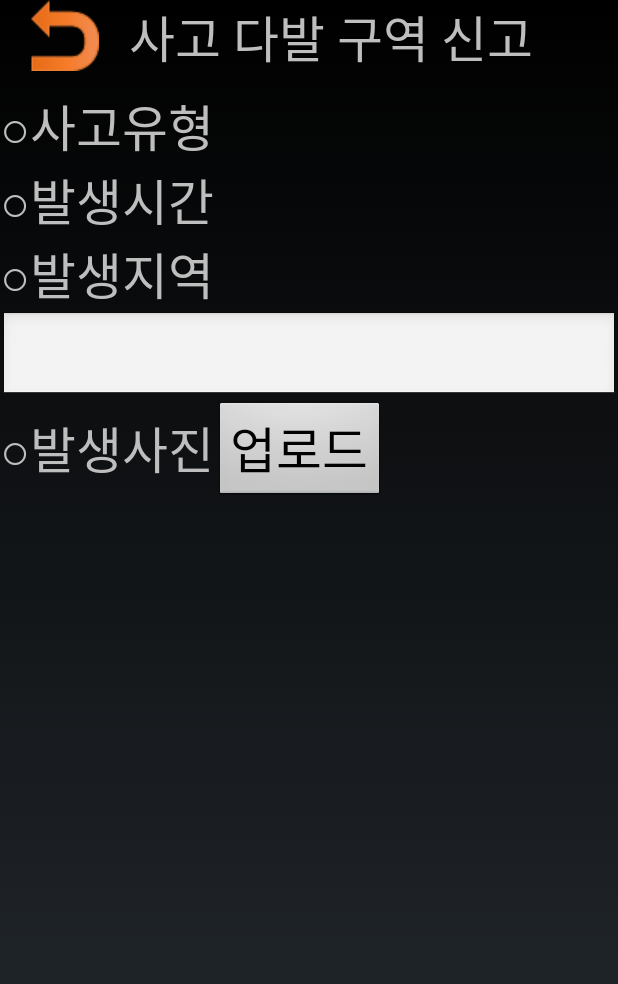
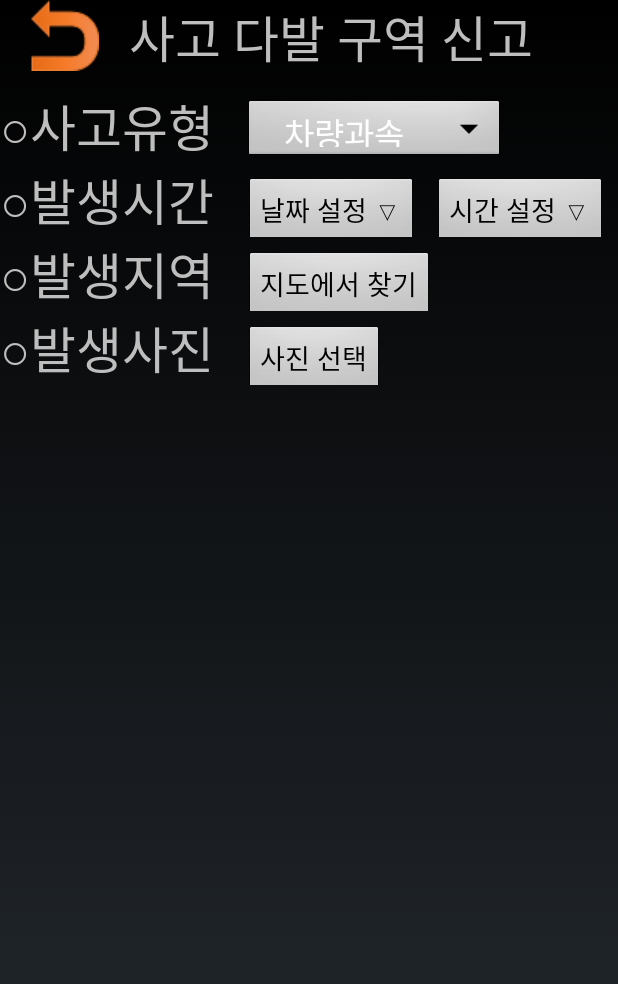
Before and after one commit to SafePatrol/SafePatrol, an Android app: the Report screen opened directly, with no data from a screen before it, on a phone screen of 412 x 824 dp. Shown: the top 984 px of the screen. Run offline under Robolectric (Android 15) with nearby library versions, the phone set to English and light mode, and no system bars.

```diff
--- a/app/src/main/AndroidManifest.xml
+++ b/app/src/main/AndroidManifest.xml
@@ -23,6 +23,8 @@
             </intent-filter>
         </activity>
         <activity android:name=".MainActivity"/>
+        <!-- SeonWooHan 백그라운드 관련 service 설정 -->
+        <service android:name=".BackGroundService"/>
         <!-- SeonWooHan 버튼 이벤트용 Activity 설정 -->
         <activity android:name=".SettingActivity"/>
         <activity android:name=".Report"/>
--- a/app/src/main/java/com/hanict/safepatrol/MainActivity.java
+++ b/app/src/main/java/com/hanict/safepatrol/MainActivity.java
@@ -72,6 +72,12 @@ public class MainActivity extends Activity implements OnMapReadyCallback { //NoT
             }
         });
         //2017년 SeonWooHan 수정 종료 지점
+
+        /*
+            2017년 SeonWooHan 2017년 07월 18일 부분 수정 - 백그라운드 소스 관련 코드 (아직 사용안함)
+            startService(new Intent(MainActivity.this, BackGroundService.class)); // 백그라운드 서비스 시작
+            stopService(new Intent(MainActivity.this, BackGroundService.class)); // 백그라운드 서비스 종료
+         */
 
         FragmentManager fragmentManager = getFragmentManager();
         MapFragment mapFragment = (MapFragment) fragmentManager
--- a/app/src/main/java/com/hanict/safepatrol/Report.java
+++ b/app/src/main/java/com/hanict/safepatrol/Report.java
@@ -2,16 +2,94 @@ package com.hanict.safepatrol;
 
 import android.app.Activity;
 import android.os.Bundle;
+import android.view.View;
+import android.widget.ArrayAdapter;
+import android.widget.Button;
+import android.widget.DatePicker;
+import android.widget.ImageButton;
+import android.widget.Spinner;
+import android.widget.TimePicker;
 
 /**
  * Created by suh15 on 2017-07-03.
  */
 
 public class Report extends Activity {
+    private boolean SetDateButton = false;
+    private boolean SetTimeButton = false;
+    private String[] ReportList = {"차량과속", "신호위반", "보행자사고", "기타", "기타", "기타"};
     @Override
     protected void onCreate(Bundle savedInstanceState) {
         super.onCreate(savedInstanceState);
         setContentView(R.layout.activity_report);
+
+        // 뒤로 가는 이미지 버튼 클릭시 해당 레이아웃을 종료 이벤트 설정
+        ImageButton ReportReverseButton = (ImageButton)findViewById(R.id.report_reverse_button);
+        ReportReverseButton.setOnClickListener(new View.OnClickListener() {
+            @Override
+            public void onClick(View v) {
+                finish();
+            }
+        });
+
+        // 사고 유형 Spinner 설정
+        Spinner ReportSpinner = (Spinner) findViewById (R.id.report_spinner);   //xml에 선언한 스피너를 id값으로 불러옴
+        ArrayAdapter<String> list;  //문자열 어댑터 선언
+        list = new ArrayAdapter(this, android.R.layout.simple_list_item_1, ReportList); //어댑터 객체를 생성하고 보여질 아이템 리소스와 문자열 지정
+        ReportSpinner.setAdapter(list); //스피너에 adapter 연결
+
+        //발생 날짜 설정 버튼 이벤트 설정
+        Button ReportDateButton = (Button)findViewById(R.id.report_Date_button);
+        ReportDateButton.setOnClickListener(new View.OnClickListener() {
+            @Override
+            public void onClick(View v) {
+                Button ReportDateButton = (Button)findViewById(R.id.report_Date_button);
+                Button ReportTimeButton = (Button)findViewById(R.id.report_time_button);
+                DatePicker ReportDatepicker = (DatePicker)findViewById(R.id.report_datePicker);
+                TimePicker ReportTimepicker = (TimePicker)findViewById(R.id.report_timePicker);
+                if(SetDateButton==false) {
+                    ReportDateButton.setText("날짜 설정 △");
+                    ReportTimeButton.setText("시간 설정 ▽");
+                    ReportDatepicker.setVisibility(View.VISIBLE);
+                    ReportTimepicker.setVisibility(View.GONE);
+                    SetDateButton = true;
+                    SetTimeButton = false;
+                } else {
+                    ReportDateButton.setText("날짜 설정 ▽");
+                    ReportDatepicker.setVisibility(View.GONE);
+                    SetDateButton = false;
+                }
+            }
+        });
+
+        // 발생 시간 설정 버튼 이벤트 설정
+        Button ReportTimeButton = (Button)findViewById(R.id.report_time_button);
+        ReportTimeButton.setOnClickListener(new View.OnClickListener() {
+            @Override
+            public void onClick(View v) {
+                Button ReportDateButton = (Button)findViewById(R.id.report_Date_button);
+                Button ReportTimeButton = (Button)findViewById(R.id.report_time_button);
+                DatePicker ReportDatepicker = (DatePicker)findViewById(R.id.report_datePicker);
+                TimePicker ReportTimepicker = (TimePicker)findViewById(R.id.report_timePicker);
+                if(SetTimeButton==false) {
+                    ReportTimeButton.setText("시간 설정 △");
+                    ReportDateButton.setText("날짜 설정 ▽");
+                    ReportTimepicker.setVisibility(View.VISIBLE);
+                    ReportDatepicker.setVisibility(View.GONE);
+                    SetTimeButton = true;
+                    SetDateButton = false;
+                } else {
+                    ReportTimeButton.setText("시간 설정 ▽");
+                    ReportTimepicker.setVisibility(View.GONE);
+                    SetTimeButton = false;
+                }
+            }
+        });
+
+        // 지도에서 찾기 버튼 이벤트(추가예정)
+
+        // 갤러리에서 이미지 불러오기(추가예정)
+
+
     }
-
 }
--- a/app/src/main/res/layout/activity_report.xml
+++ b/app/src/main/res/layout/activity_report.xml
@@ -19,6 +19,7 @@
             android:layout_height="wrap_content"
             android:orientation="horizontal">
             <ImageButton
+                android:id="@+id/report_reverse_button"
                 android:layout_marginLeft="20dp"
                 android:layout_width="wrap_content"
                 android:layout_height="wrap_content"
@@ -36,16 +37,22 @@
             android:layout_height="wrap_content"
             android:layout_marginTop="10dp"
             android:orientation="horizontal">
+
             <TextView
                 android:layout_width="wrap_content"
                 android:layout_height="wrap_content"
                 android:text="○"
-                android:textSize="15pt"/>
+                android:textSize="15pt" />
             <TextView
                 android:layout_width="wrap_content"
                 android:layout_height="wrap_content"
                 android:text="사고유형"
-                android:textSize="15pt"/>
+                android:textSize="15pt" />
+            <Spinner
+                android:id="@+id/report_spinner"
+                android:layout_width="wrap_content"
+                android:layout_marginLeft="20dp"
+                android:layout_height="20pt" />
             <!-- 스크롤 이벤트 레이아웃 추가 -->
         </LinearLayout>
         <!-- 발생시간 레이아웃 -->
@@ -63,6 +70,37 @@
                 android:layout_height="wrap_content"
                 android:text="발생시간"
                 android:textSize="15pt"/>
+            <Button
+                android:id="@+id/report_Date_button"
+                android:layout_width="wrap_content"
+                android:layout_height="wrap_content"
+                android:layout_marginLeft="20dp"
+                android:text="날짜 설정 ▽"
+                android:textSize="8pt"/>
+            <Button
+                android:id="@+id/report_time_button"
+                android:layout_width="wrap_content"
+                android:layout_height="wrap_content"
+                android:layout_marginLeft="10dp"
+                android:text="시간 설정 ▽"
+                android:textSize="8pt"/>
+        </LinearLayout>
+        <LinearLayout
+            android:layout_width="wrap_content"
+            android:layout_height="wrap_content"
+            android:orientation="vertical">
+            <!-- 날짜 설정 위젯 숨겨 있음 -->
+            <DatePicker
+                android:id="@+id/report_datePicker"
+                android:layout_width="match_parent"
+                android:layout_height="wrap_content"
+                android:visibility="gone"/>
+            <!-- 시간 설정 위젯 숨겨 있음 -->
+            <TimePicker
+                android:id="@+id/report_timePicker"
+                android:layout_width="match_parent"
+                android:layout_height="wrap_content"
+                android:visibility="gone"/>
             <!-- 스크롤 이벤트 레이아웃 추가 -->
         </LinearLayout>
         <!-- 발생지역 레이아웃 -->
@@ -80,17 +118,13 @@
                 android:layout_height="wrap_content"
                 android:text="발생지역"
                 android:textSize="15pt"/>
+            <Button
+                android:layout_width="wrap_content"
+                android:layout_height="wrap_content"
+                android:layout_marginLeft="20dp"
+                android:text="지도에서 찾기"
+                android:textSize="8pt"/>
             <!-- 스크롤 이벤트 레이아웃 추가 -->
-        </LinearLayout>
-        <!-- 발생지역 입력 레이아웃 -->
-        <LinearLayout
-            android:layout_width="match_parent"
-            android:layout_height="wrap_content"
-            android:orientation="horizontal">
-            <EditText
-                android:layout_width="match_parent"
-                android:layout_height="wrap_content"
-                android:textSize="14pt"/>
         </LinearLayout>
         <!-- 발생사진 레이아웃 -->
         <LinearLayout
@@ -102,18 +136,17 @@
                 android:layout_height="wrap_content"
                 android:text="○"
                 android:textSize="15pt" />
-
             <TextView
                 android:layout_width="wrap_content"
                 android:layout_height="wrap_content"
                 android:text="발생사진"
                 android:textSize="15pt" />
-
             <Button
                 android:layout_width="wrap_content"
                 android:layout_height="wrap_content"
-                android:text="업로드"
-                android:textSize="15pt" />
+                android:layout_marginLeft="20dp"
+                android:text="사진 선택"
+                android:textSize="8pt"/>
         </LinearLayout>
         <!-- 발생사진 보기 레이아웃 -->
         <LinearLayout
```
Also changed, not shown: app/src/main/java/com/hanict/safepatrol/BackGroundService.java (added, +19 -0 lines).
